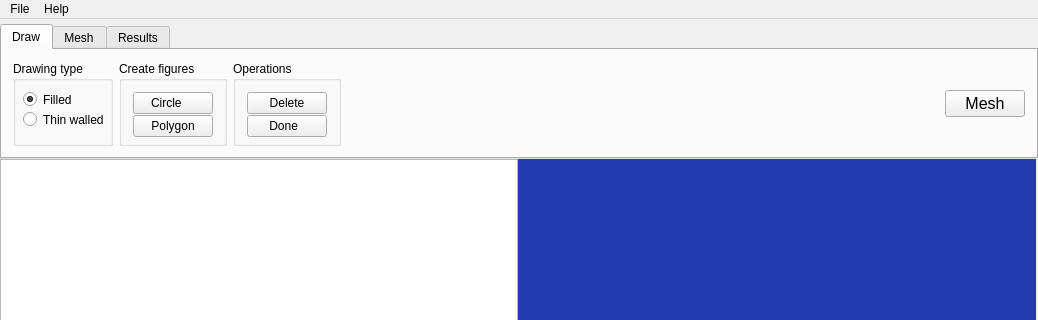
This is UserInterface/mainwindow.ui in Frenor/CCCP as Qt 5 draws it before an edit; both pictures show x 0 to 1038 and y 0 to 320 of the 1038 by 753 pixel window. The edited form follows.
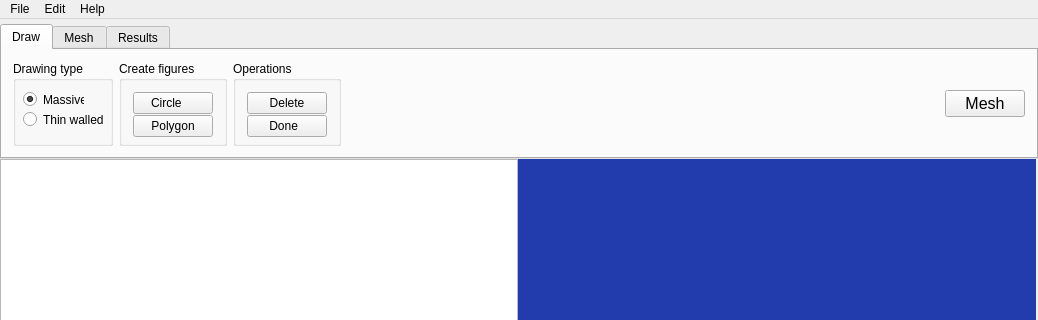
This is the edited form. Icons and pictures are not drawn. Custom widgets are drawn as their Qt base class.

```diff
--- a/UserInterface/mainwindow.ui
+++ b/UserInterface/mainwindow.ui
@@ -128,7 +128,7 @@
               </rect>
              </property>
              <property name="text">
-              <string>Filled</string>
+              <string>Massive</string>
              </property>
              <property name="checked">
               <bool>true</bool>
@@ -689,7 +689,14 @@
      <string>Help</string>
     </property>
    </widget>
+   <widget class="QMenu" name="menuEdit">
+    <property name="title">
+     <string>Edit</string>
+    </property>
+    <addaction name="actionMaterials"/>
+   </widget>
    <addaction name="menuFile"/>
+   <addaction name="menuEdit"/>
    <addaction name="menuHelp"/>
   </widget>
   <widget class="QStatusBar" name="statusBar">
```
Left out of the diff: 13 changed lines with no effect on the pictures.
